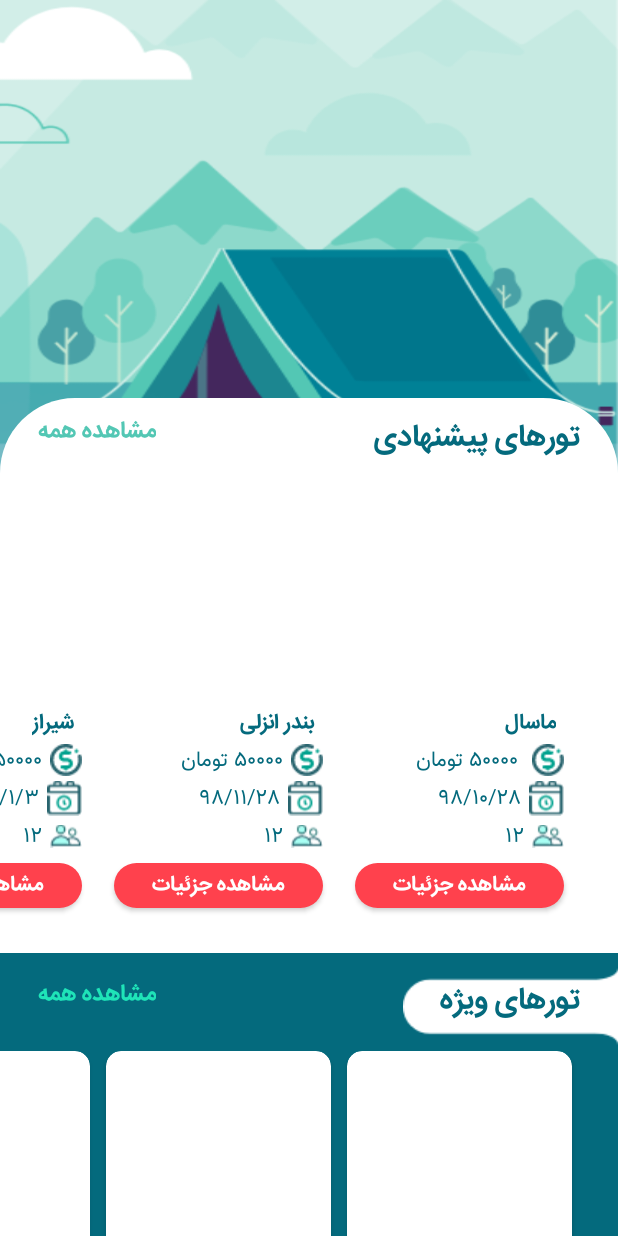
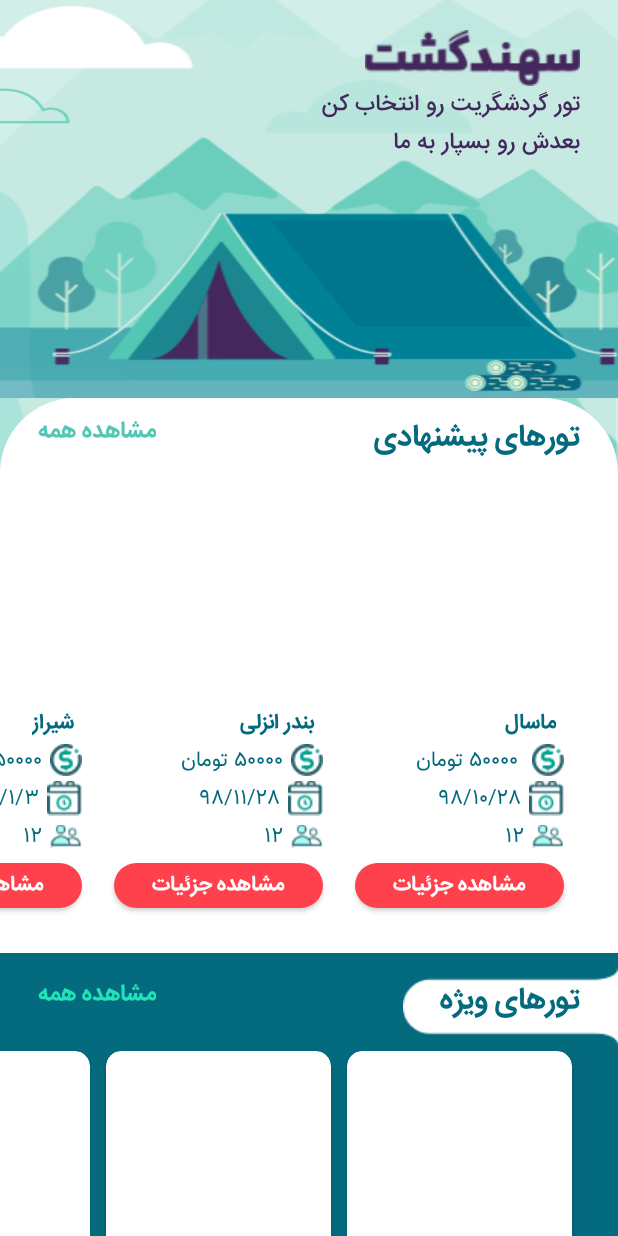
Before and after one commit to SahandGhavami/SahandGasht, an Android app: the screen it shows after launch (MainActivity), on a phone screen of 412 x 824 dp. Run offline under Robolectric (Android 15) with nearby library versions, the phone set to English and light mode, and no system bars.

Commit message:
ScrollView Added to MainActivity

```diff
--- a/app/src/main/res/layout/activity_main.xml
+++ b/app/src/main/res/layout/activity_main.xml
@@ -1,11 +1,58 @@
 <?xml version="1.0" encoding="utf-8"?>
+<ScrollView
+    xmlns:android="http://schemas.android.com/apk/res/android"
+    android:layout_height="match_parent"
+    android:layout_width="match_parent">
     <RelativeLayout
         xmlns:android="http://schemas.android.com/apk/res/android"
         xmlns:tools="http://schemas.android.com/tools"
         xmlns:app="http://schemas.android.com/apk/res-auto"
-    android:background="@drawable/background_home_page"
         android:layout_width="match_parent"
-    android:layout_height="match_parent">
+        android:layout_height="match_parent"
+        android:background="@drawable/background_home_page">
+
+        <ImageView
+            android:layout_width="match_parent"
+            android:layout_height="265dp"
+            android:src="@drawable/background_home_page_edit"
+            android:layout_alignParentTop="true"
+            android:layout_alignParentStart="true"
+            android:layout_alignParentEnd="true"
+            android:scaleType="fitXY"/>
+
+        <ImageView
+            android:id="@+id/homepage_image"
+            android:layout_width="wrap_content"
+            android:layout_height="wrap_content"
+            android:src="@drawable/sahandgasht"
+            android:layout_alignParentEnd="true"
+            android:layout_marginTop="20dp"
+            android:layout_marginEnd="25dp"
+            />
+
+        <TextView
+            android:id="@+id/txt"
+            android:layout_width="wrap_content"
+            android:layout_height="wrap_content"
+            android:fontFamily="@font/iransansweb_fanum_medium"
+            android:layout_below="@id/homepage_image"
+            android:textColor="@color/purple"
+            android:text="تور گردشگریت رو انتخاب کن"
+            android:layout_alignParentEnd="true"
+            android:layout_marginEnd="25dp"
+            android:textSize="15sp"
+            />
+
+        <TextView
+            android:layout_width="wrap_content"
+            android:layout_height="wrap_content"
+            android:fontFamily="@font/iransansweb_fanum_medium"
+            android:layout_below="@id/txt"
+            android:textColor="@color/purple"
+            android:text="بعدش رو بسپار به ما"
+            android:layout_alignParentEnd="true"
+            android:layout_marginEnd="25dp"
+            android:textSize="15sp"/>
 
         <LinearLayout
             android:id="@+id/offered_tour"
@@ -149,3 +196,4 @@
         </LinearLayout>
 
     </RelativeLayout>
+</ScrollView>
--- a/app/src/main/res/values/colors.xml
+++ b/app/src/main/res/values/colors.xml
@@ -10,4 +10,6 @@
     <color name="greenLight">#1FE4B8</color>
     <color name="white">#FFFFFF</color>
     <color name="whiteDark">#EEF5F5</color>
+    <color name="purple">#44275D</color>
+
 </resources>
```
Also changed, not shown: app/src/main/res/drawable/background_home_page_edit.png (added), app/src/main/res/drawable/sahandgasht.png (added). Lines whose indentation alone changed are shown as unchanged.
